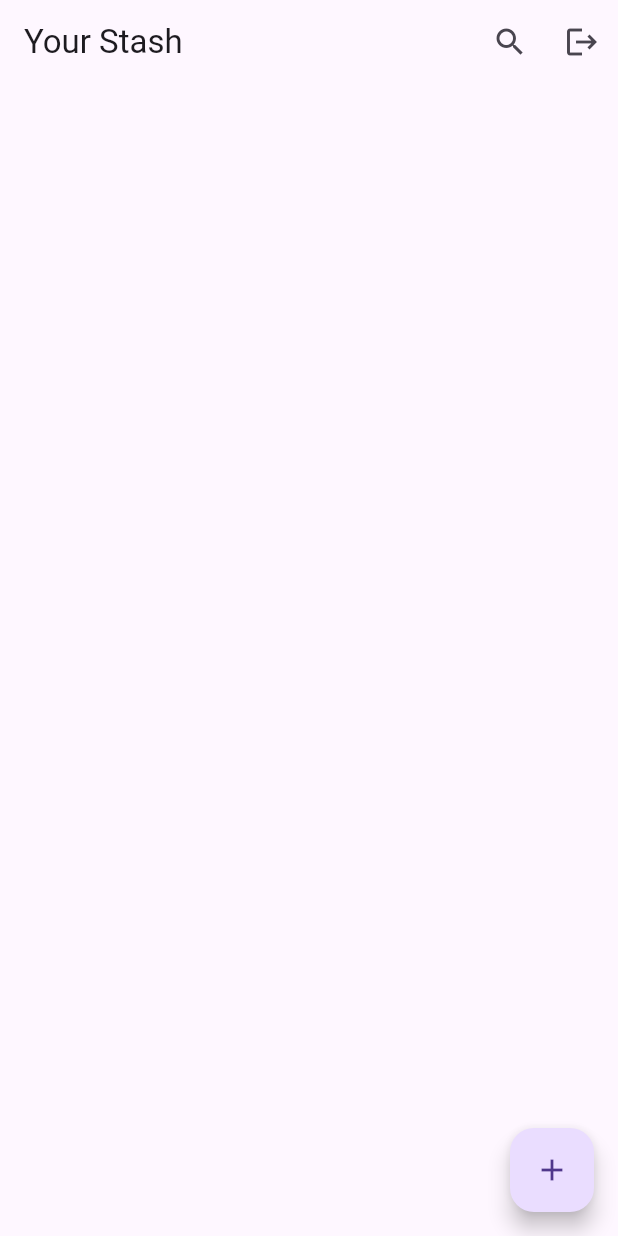
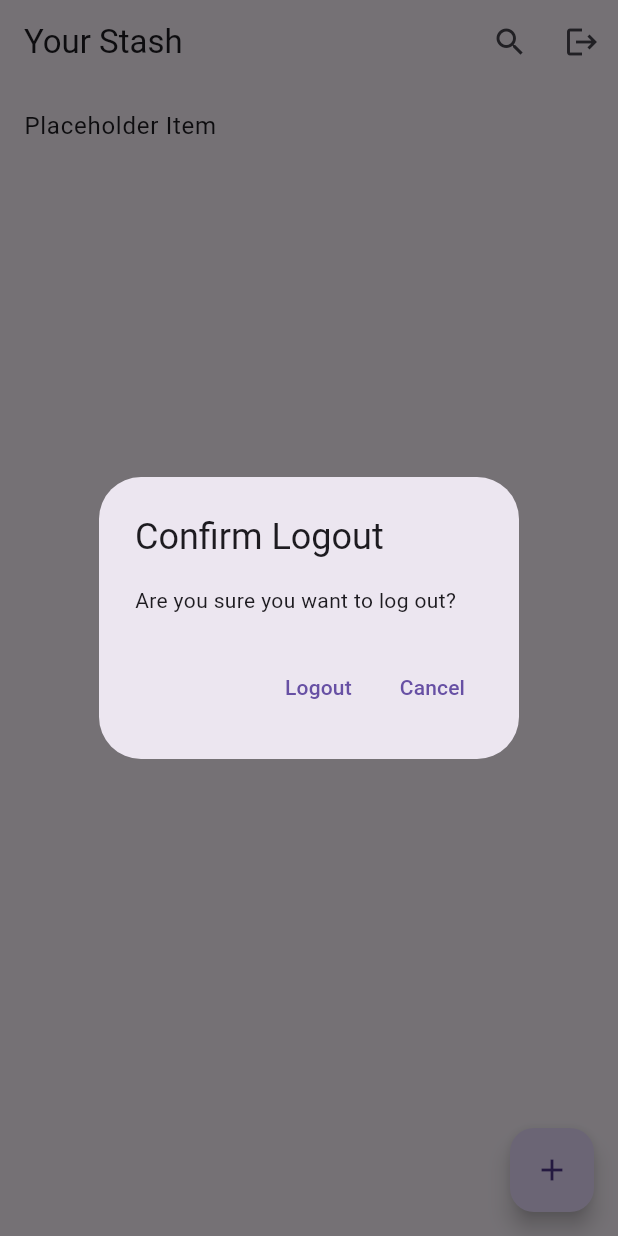
Before and after one commit to oreiscool/stash, a Flutter app: the screen it shows once a user with an empty profile is signed in, after a tap on the "logout" icon, on a phone screen of 412 x 824 dp. Run offline on Flutter 3.47's test engine with Material 3 defaults, Android fonts, the phone set to English and light mode, and no system bars; our stand-ins replace firebase_auth, firebase_core, flutter_riverpod, riverpod_annotation; accounts and stored records are empty; generated files the repository leaves out were written again.

Commit message:
feat(auth): add logout confirmation dialog

```diff
--- a/lib/pages/home_page.dart
+++ b/lib/pages/home_page.dart
@@ -20,7 +20,30 @@ class HomePage extends ConsumerWidget {
           IconButton(
             icon: const Icon(Icons.logout),
             onPressed: () {
-              ref.read(authRepoProvider).signOut();
+              showDialog(
+                context: context,
+                builder: (BuildContext dialogContext) {
+                  return AlertDialog(
+                    title: const Text('Confirm Logout'),
+                    content: const Text('Are you sure you want to log out?'),
+                    actions: <Widget>[
+                      TextButton(
+                        child: const Text('Logout'),
+                        onPressed: () {
+                          ref.read(authRepoProvider).signOut();
+                          Navigator.of(dialogContext).pop();
+                        },
+                      ),
+                      TextButton(
+                        child: const Text('Cancel'),
+                        onPressed: () {
+                          Navigator.of(dialogContext).pop();
+                        },
+                      ),
+                    ],
+                  );
+                },
+              );
             },
           ),
         ],
@@ -32,7 +55,7 @@ class HomePage extends ConsumerWidget {
         },
       ),
       body: ListView.builder(
-        itemCount: 0,
+        itemCount: 1,
         itemBuilder: (context, index) {
           return const ListTile(title: Text('Placeholder Item'));
         },
```
